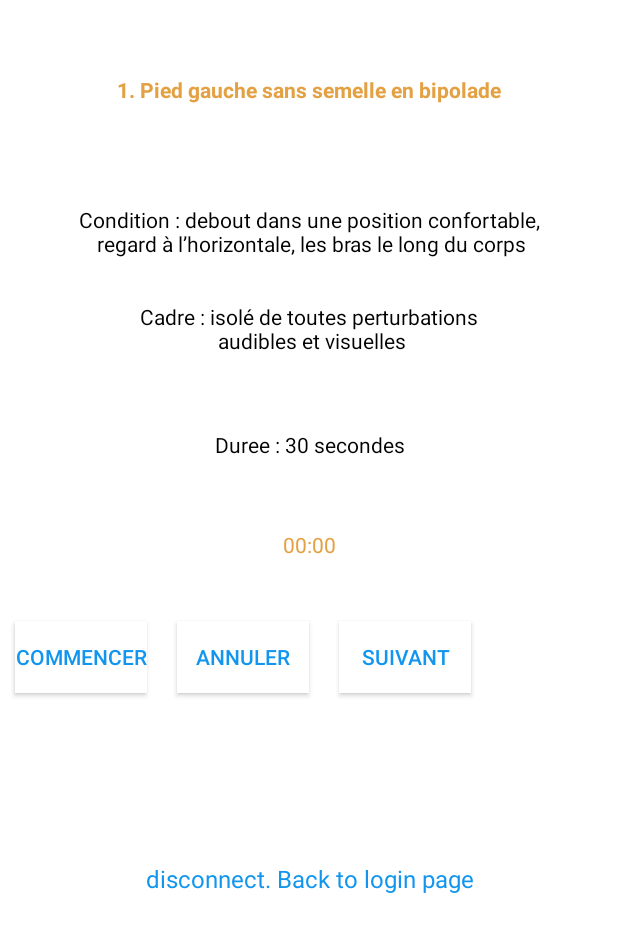
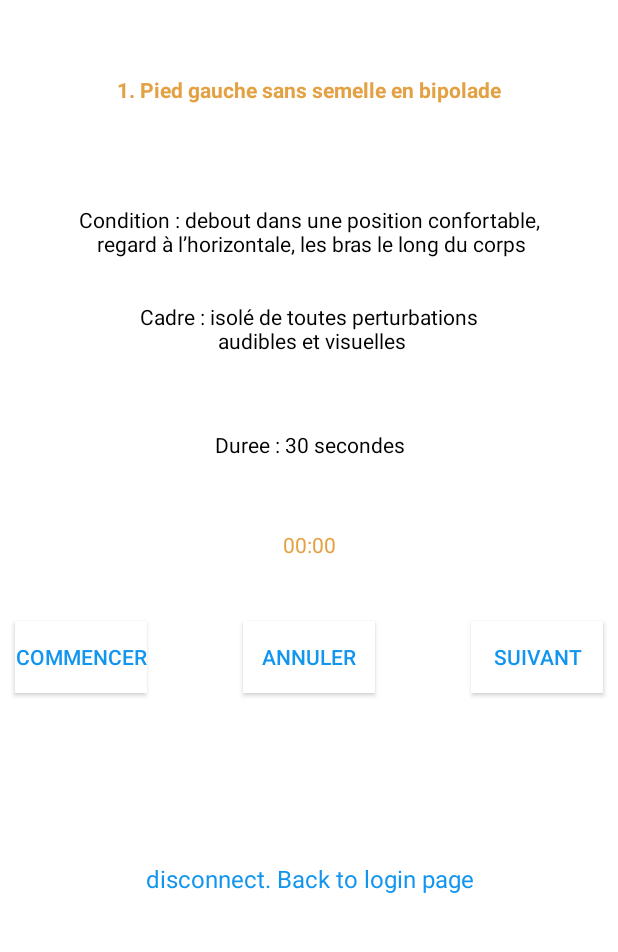
Before and after one commit to paul-chasseloup/feetback_mobile_app, an Android app: the screen it shows after launch (MainActivity), in the side drawer, after a tap on "Pied gauche sans semelle", on a phone screen of 412 x 824 dp, the part 84-1036 px from its top. Run offline under Robolectric (Android 15) with nearby library versions, the phone set to English and light mode, and no system bars; libraries missing offline, so code that uses them is left out: com.apollographql.apollo.

Commit message:
boutons centrés

```diff
--- a/app/src/main/res/layout/fragment_ln.xml
+++ b/app/src/main/res/layout/fragment_ln.xml
@@ -71,10 +71,20 @@
                 android:layout_height="wrap_content"
                 android:layout_gravity="center"
                 android:layout_margin="10dp"
+                android:layout_marginStart="10dp"
+                android:layout_marginLeft="10dp"
                 android:background="@android:color/white"
                 android:text="COMMENCER"
                 android:textAlignment="center"
                 android:textColor="#1195EF" />
+
+            <View
+                android:id="@+id/divider"
+                android:layout_width="1dp"
+                android:layout_height="match_parent"
+                android:layout_weight="1"
+                android:backgroundTint="@color/cardview_light_background"
+                android:background="?android:attr/listDivider" />
 
             <Button
                 android:id="@+id/ln_stop"
@@ -85,6 +95,14 @@
                 android:background="@android:color/white"
                 android:text="ANNULER"
                 android:textColor="#1195EF" />
+
+            <View
+                android:id="@+id/divider2"
+                android:layout_width="1dp"
+                android:layout_height="match_parent"
+                android:layout_weight="1"
+                android:backgroundTint="@color/cardview_light_background"
+                android:background="?android:attr/listDivider" />
 
             <Button
                 android:id="@+id/ln_next"
```
Also changed, not shown: app/src/main/res/layout/fragment_lw.xml (+16 -0 lines), app/src/main/res/layout/fragment_rn.xml (+16 -0 lines), app/src/main/res/layout/fragment_rw.xml (+16 -0 lines).
